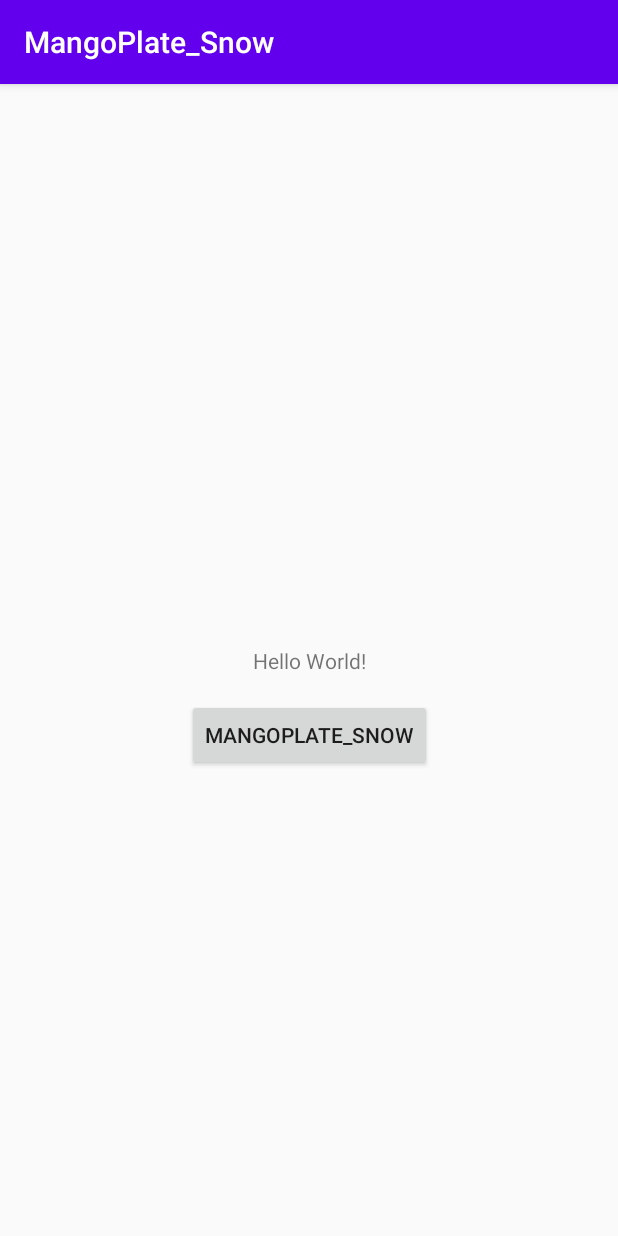
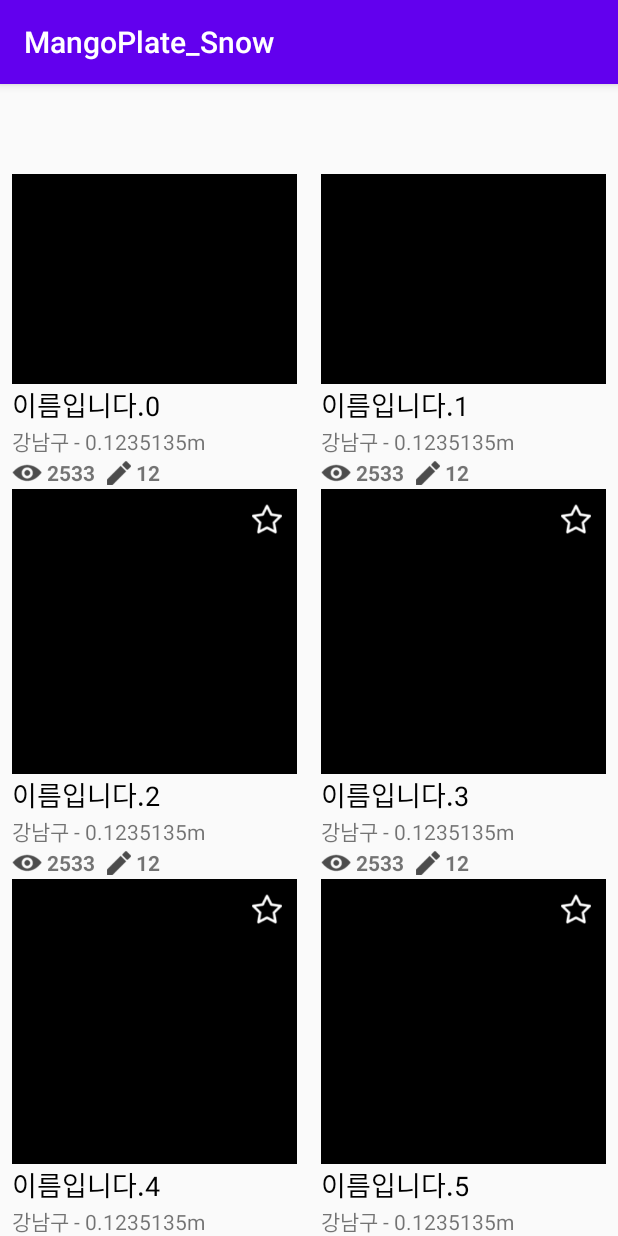
Before and after one commit to softsquared-summer/mangoplate_mock_android_snow, an Android app: the screen it shows after launch (MainActivity), on a phone screen of 412 x 824 dp. Run offline under Robolectric (Android 15) with nearby library versions, the phone set to English and light mode, and no system bars.

Commit message:
Main Activity 틀음식점 recycler view 구현

```diff
--- a/MangoPlate_Snow/app/build.gradle
+++ b/MangoPlate_Snow/app/build.gradle
@@ -38,4 +38,6 @@
     implementation("com.squareup.okhttp3:okhttp:4.0.1")
     // https://github.com/square/retrofit/tree/master/retrofit-converters/gson
     implementation 'com.squareup.retrofit2:converter-gson:2.4.0'
+    implementation 'androidx.recyclerview:recyclerview:1.0.0'
+    implementation 'androidx.cardview:cardview:1.0.0'
 }
--- a/MangoPlate_Snow/app/src/main/java/com/example/mangoplate_snow/src/main/MainActivity.java
+++ b/MangoPlate_Snow/app/src/main/java/com/example/mangoplate_snow/src/main/MainActivity.java
@@ -1,36 +1,61 @@
 package com.example.mangoplate_snow.src.main;
 
 import android.os.Bundle;
+import android.util.Log;
 import android.view.View;
 import android.widget.TextView;
 
 import androidx.annotation.Nullable;
+import androidx.recyclerview.widget.LinearLayoutManager;
+import androidx.recyclerview.widget.RecyclerView;
+import androidx.recyclerview.widget.StaggeredGridLayoutManager;
 
 import com.example.mangoplate_snow.R;
 import com.example.mangoplate_snow.src.BaseActivity;
 import com.example.mangoplate_snow.src.main.interfaces.MainActivityView;
 
+import java.util.ArrayList;
+
 public class MainActivity extends BaseActivity implements MainActivityView {
-    private TextView mTvHelloWorld;
+    private RestaurantsRecyclerAdapter mRestaurantsRecyclerAdapter;
+    private RecyclerView mRecyclerView;
+    ArrayList<Restaurant> restaurants = new ArrayList<>();
+
     @Override
     protected void onCreate(@Nullable Bundle savedInstanceState) {
         super.onCreate(savedInstanceState);
         setContentView(R.layout.activity_main);
 
-        mTvHelloWorld = findViewById(R.id.main_tv_hello_world);
+        initialize();
+
+        for(int i=0; i<20; i++){
+            restaurants.add(new Restaurant("이름입니다."+i, "강남구 - 0.1235135m",
+                    "2533", "12", "2.6"));
+        }
+        mRestaurantsRecyclerAdapter.notifyDataSetChanged();
+
+    }
+    private void initialize(){
+        mRecyclerView = findViewById(R.id.main_recyclerview_restaurant_list);
+
+        mRestaurantsRecyclerAdapter = new RestaurantsRecyclerAdapter(restaurants);
+        mRecyclerView.setAdapter(mRestaurantsRecyclerAdapter);
+
+//        LinearLayoutManager linearLayoutManager = new LinearLayoutManager(this);
+//        mRecyclerView.setLayoutManager(linearLayoutManager);
+        mRecyclerView.setLayoutManager(new StaggeredGridLayoutManager(2, StaggeredGridLayoutManager.VERTICAL));
     }
 
-    private void tryGetTest(){
-        showProgressDialog();
-
-        final MainService mainService = new MainService(this);
-        mainService.getTest();
-    }
+//    private void tryGetTest(){
+//        showProgressDialog();
+//
+//        final MainService mainService = new MainService(this);
+//        mainService.getTest();
+//    }
 
     @Override
     public void validateSuccess(String text) {
         hideProgressDialog();
-        mTvHelloWorld.setText(text);
     }
 
     @Override
@@ -38,13 +63,17 @@
         hideProgressDialog();
         showCustomToast(message == null || message.isEmpty() ? "네트워크 연결이 원활하지 않습니다." : message);
     }
-    public void customOnClick(View view){
-        switch (view.getId()){
-            case R.id.main_btn_hello_world:
-                tryGetTest();
-                break;
-            default:
-                break;
-        }
-    }
+
+//    public void customOnClick(View view){
+//        switch (view.getId()){
+//            case R.id.main_btn_hello_world:
+//                tryGetTest();
+//                break;
+//            default:
+//                break;
+//        }
+//    }
 }
+
+//recyclerview 구현 & adapter 설정
+//https://dev-imaec.tistory.com/27
--- /dev/null
+++ b/MangoPlate_Snow/app/src/main/java/com/example/mangoplate_snow/src/main/Restaurant.java
@@ -0,0 +1,77 @@
+package com.example.mangoplate_snow.src.main;
+
+import java.net.URL;
+
+public class Restaurant {
+    private String restaurantName;
+    private String districtAndDistance;
+    private String seeCounter;
+    private String reviewCounter;
+    //private URL restaurantImgUrl;
+    private String restaurantScore;
+    private boolean toggleWannago;
+
+    public Restaurant(String restaurantName, String districtAndDistance, String seeCounter, String reviewCounter, String restaurantScore) {
+        this.restaurantName = restaurantName;
+        this.districtAndDistance = districtAndDistance;
+        this.seeCounter = seeCounter;
+        this.reviewCounter = reviewCounter;
+       // this.restaurantImgUrl = restaurantImgUrl;
+        this.restaurantScore = restaurantScore;
+    }
+
+    public String getRestaurantName() {
+        return restaurantName;
+    }
+
+    public void setRestaurantName(String restaurantName) {
+        this.restaurantName = restaurantName;
+    }
+
+    public String getDistrictAndDistance() {
+        return districtAndDistance;
+    }
+
+    public void setDistrictAndDistance(String districtAndDistance) {
+        this.districtAndDistance = districtAndDistance;
+    }
+
+    public String getSeeCounter() {
+        return seeCounter;
+    }
+
+    public void setSeeCounter(String seeCounter) {
+        this.seeCounter = seeCounter;
+    }
+
+    public String getReviewCounter() {
+        return reviewCounter;
+    }
+
+    public void setReviewCounter(String reviewCounter) {
+        this.reviewCounter = reviewCounter;
+    }
+
+//    public URL getRestaurantImgUrl() {
+//        return restaurantImgUrl;
+//    }
+//
+//    public void setRestaurantImgUrl(URL restaurantImgUrl) {
+//        this.restaurantImgUrl = restaurantImgUrl;
+//    }
+
+    public String getRestaurantScore() {
+        return restaurantScore;
+    }
+
+    public void setRestaurantScore(String restaurantScore) {
+        this.restaurantScore = restaurantScore;
+    }
+    public boolean isToggleWannago() {
+        return toggleWannago;
+    }
+
+    public void setToggleWannago(boolean toggleWannago) {
+        this.toggleWannago = toggleWannago;
+    }
+}
--- /dev/null
+++ b/MangoPlate_Snow/app/src/main/java/com/example/mangoplate_snow/src/main/RestaurantsRecyclerAdapter.java
@@ -0,0 +1,69 @@
+package com.example.mangoplate_snow.src.main;
+
+import android.view.LayoutInflater;
+import android.view.View;
+import android.view.ViewGroup;
+import android.widget.ImageView;
+import android.widget.TextView;
+import android.widget.ToggleButton;
+
+import androidx.annotation.NonNull;
+import androidx.recyclerview.widget.RecyclerView;
+
+import com.example.mangoplate_snow.R;
+
+import java.util.ArrayList;
+
+public class RestaurantsRecyclerAdapter extends RecyclerView.Adapter<RestaurantsRecyclerAdapter.ItemViewHolder> {
+    private ArrayList<Restaurant> listData = new ArrayList<>();
+
+    public RestaurantsRecyclerAdapter(ArrayList<Restaurant> listData) {
+        this.listData = listData;
+    }
+
+    class ItemViewHolder extends RecyclerView.ViewHolder {
+        //private ImageView ivRestaurantMainImg;
+        private TextView tvRestaurantName, tvRestaurantDistrictAndDistance,
+                tvSeeCounter, tvReviewCounter, tvRestaurantScore;
+        private ToggleButton togglebtnWannago;
+
+        public ItemViewHolder(@NonNull View itemView) {
+            super(itemView);
+
+            //  ivRestaurantMainImg = itemView.findViewById(R.id.iv_restaurant_main_img);
+            tvRestaurantName = itemView.findViewById(R.id.tv_restaurant_name);
+            tvRestaurantDistrictAndDistance = itemView.findViewById(R.id.tv_restaurant_district_and_distance);
+            tvSeeCounter = itemView.findViewById(R.id.tv_see_counter);
+            tvReviewCounter = itemView.findViewById(R.id.tv_review_counter);
+            tvRestaurantScore = itemView.findViewById(R.id.tv_restaurant_score);
+            togglebtnWannago = itemView.findViewById(R.id.togglebtn_wanna_go);
+        }
+
+        void onBind(Restaurant restaurant) {
+//            ivRestaurantMainImg.setImageResource(aa);
+            tvRestaurantName.setText(restaurant.getRestaurantName());
+            tvRestaurantDistrictAndDistance.setText(restaurant.getDistrictAndDistance());
+            tvSeeCounter.setText(restaurant.getSeeCounter());
+            tvReviewCounter.setText(restaurant.getReviewCounter());
+            tvRestaurantScore.setText(restaurant.getRestaurantScore());
+            togglebtnWannago.setChecked(restaurant.isToggleWannago());
+        }
+    }
+
+    @NonNull
+    @Override
+    public ItemViewHolder onCreateViewHolder(@NonNull ViewGroup parent, int viewType) {
+        View view = LayoutInflater.from(parent.getContext()).inflate(R.layout.restaurant_main, parent, false);
+        return new ItemViewHolder(view);
+    }
+
+    @Override
+    public void onBindViewHolder(@NonNull ItemViewHolder holder, int position) {
+        holder.onBind(listData.get(position));
+    }
+
+    @Override
+    public int getItemCount() {
+        return listData.size();
+    }
+}
--- /dev/null
+++ b/MangoPlate_Snow/app/src/main/res/drawable/toggle_wanna_go_selector.xml
@@ -0,0 +1,7 @@
+<?xml version="1.0" encoding="utf-8"?>
+<selector xmlns:android="http://schemas.android.com/apk/res/android">
+    <item android:state_checked="false"
+        android:drawable="@drawable/icon_wanna_go_empty_star"/>
+    <item android:state_checked="true"
+        android:drawable="@drawable/icon_wanna_go_filled_star"/>
+</selector>
--- a/MangoPlate_Snow/app/src/main/res/layout/activity_main.xml
+++ b/MangoPlate_Snow/app/src/main/res/layout/activity_main.xml
@@ -4,28 +4,88 @@
     xmlns:tools="http://schemas.android.com/tools"
     android:layout_width="match_parent"
     android:layout_height="match_parent"
-    tools:context=".MainActivity">
+    tools:context=".src.main.MainActivity">
 
-    <TextView
-        android:id="@+id/main_tv_hello_world"
-        android:layout_width="wrap_content"
-        android:layout_height="wrap_content"
-        android:text="Hello World!"
+    <LinearLayout
+        android:id="@+id/main_linear_top_bar"
+        android:layout_width="match_parent"
+        android:layout_height="60dp"
         app:layout_constraintStart_toStartOf="parent"
         app:layout_constraintEnd_toEndOf="parent"
         app:layout_constraintTop_toTopOf="parent"
-        app:layout_constraintBottom_toBottomOf="parent"/>
+        android:orientation="horizontal">
 
-    <Button
-        android:id="@+id/main_btn_hello_world"
-        android:layout_width="wrap_content"
+    </LinearLayout>
+    <ScrollView
+        android:layout_width="match_parent"
         android:layout_height="wrap_content"
-        android:layout_marginTop="100dp"
-        android:onClick="customOnClick"
-        android:text="@string/app_name"
+        app:layout_constraintStart_toStartOf="parent"
+        app:layout_constraintEnd_toEndOf="parent"
+        app:layout_constraintTop_toTopOf="parent"
+        android:paddingTop="60dp">
+        <RelativeLayout
+            android:id="@+id/main_relatvie_for_recycleview"
+            android:layout_width="match_parent"
+            android:layout_height="wrap_content">
+            <ViewFlipper
+                android:id="@+id/main_auto_sliding_banner"
+                android:layout_width="match_parent"
+                android:layout_height="120dp"
+                android:layout_alignParentStart="true"
+                android:layout_alignParentEnd="true"
+                android:layout_alignParentTop="true"
+                android:background="@color/colorMainTheme"/>
+            <LinearLayout
+                android:id="@+id/main_linear_mid_bar"
+                android:layout_width="match_parent"
+                android:layout_height="60dp"
+                android:layout_below="@id/main_auto_sliding_banner"
+                android:orientation="horizontal"
+                android:layout_alignParentStart="true"
+                android:layout_alignParentEnd="true">
+                <TextView
+                    android:layout_width="match_parent"
+                    android:layout_height="match_parent"
+                    android:text="필터 부분"
+                    android:textSize="40dp"/>
+            </LinearLayout>
+            <ImageView
+                android:id="@+id/main_iv_ob_lager"
+                android:layout_width="match_parent"
+                android:layout_height="80dp"
+                android:layout_below="@id/main_linear_mid_bar"
+                android:background="#FF2255"/>
+
+            <androidx.recyclerview.widget.RecyclerView
+                android:id="@+id/main_recyclerview_restaurant_list"
+                android:layout_width="match_parent"
+                android:layout_height="wrap_content"
+                android:clipToPadding="false"
+                android:paddingTop="10dp"
+                android:paddingBottom="10dp"
+                android:layout_alignParentStart="true"
+                android:layout_alignParentEnd="true"
+                android:layout_below="@id/main_iv_ob_lager"/>
+            <LinearLayout
+                android:layout_width="match_parent"
+                android:layout_height="70dp"
+                android:layout_below="@id/main_recyclerview_restaurant_list"
+                android:layout_marginBottom="10dp"
+                android:background="@color/colorMainTheme"
+                android:layout_alignParentStart="true"
+                android:layout_alignParentEnd="true">
+
+            </LinearLayout>
+        </RelativeLayout>
+    </ScrollView>
+    <LinearLayout
+        android:id="@+id/main_linear_bottom_bar"
+        android:layout_width="match_parent"
+        android:layout_height="60dp"
         app:layout_constraintStart_toStartOf="parent"
         app:layout_constraintEnd_toEndOf="parent"
         app:layout_constraintBottom_toBottomOf="parent"
-        app:layout_constraintTop_toTopOf="parent"/>
+        android:orientation="horizontal">
 
+    </LinearLayout>
 </androidx.constraintlayout.widget.ConstraintLayout>
--- /dev/null
+++ b/MangoPlate_Snow/app/src/main/res/layout/restaurant_main.xml
@@ -0,0 +1,112 @@
+<?xml version="1.0" encoding="utf-8"?>
+<LinearLayout xmlns:android="http://schemas.android.com/apk/res/android"
+    xmlns:app="http://schemas.android.com/apk/res-auto"
+    android:orientation="vertical"
+    android:layout_width="match_parent"
+    android:layout_height="260dp">
+    <RelativeLayout
+        android:layout_width="190dp"
+        android:layout_height="260dp"
+        android:layout_gravity="center">
+        <FrameLayout
+            android:id="@+id/frame_restaurant_img_and_togglebtn"
+            android:layout_width="match_parent"
+            android:layout_height="190dp">
+            <ImageView
+                android:id="@+id/iv_restaurant_main_img"
+                android:layout_width="match_parent"
+                android:layout_height="match_parent"
+                android:background="#000000"/>
+            <ToggleButton
+                android:id="@+id/togglebtn_wanna_go"
+                android:layout_width="20dp"
+                android:layout_height="20dp"
+                android:background="@drawable/toggle_wanna_go_selector"
+                android:textOn=""
+                android:textOff=""
+                android:layout_gravity="end"
+                android:layout_marginEnd="10dp"
+                android:layout_marginTop="10dp"/>
+        </FrameLayout>
+        <androidx.constraintlayout.widget.ConstraintLayout
+            android:layout_width="match_parent"
+            android:layout_height="0dp"
+            android:layout_below="@id/frame_restaurant_img_and_togglebtn"
+            android:layout_alignParentBottom="true"
+            android:layout_alignParentStart="true"
+            android:layout_alignParentEnd="true">
+            <TextView
+                android:id="@+id/tv_restaurant_name"
+                android:layout_width="wrap_content"
+                android:layout_height="0dp"
+                android:ellipsize="end"
+                android:gravity="center_vertical"
+                android:maxLines="1"
+                android:text="wefaswefwefwefwe,m,mfwefw"
+                android:textColor="#000000"
+                android:textSize="18dp"
+                app:layout_constraintStart_toStartOf="parent"
+                app:layout_constraintTop_toTopOf="parent"/>
+            <TextView
+                android:id="@+id/tv_restaurant_district_and_distance"
+                android:layout_width="wrap_content"
+                android:layout_height="0dp"
+                android:gravity="center_vertical"
+                app:layout_constraintTop_toBottomOf="@id/tv_restaurant_name"
+                app:layout_constraintStart_toStartOf="parent"
+                android:text="강남구" />
+            <LinearLayout
+                android:id="@+id/linear_see_and_review_count"
+                android:layout_width="match_parent"
+                android:layout_height="0dp"
+                android:layout_weight="1"
+                android:orientation="horizontal"
+                app:layout_constraintTop_toBottomOf="@id/tv_restaurant_district_and_distance"
+                app:layout_constraintBottom_toBottomOf="parent"
+                app:layout_constraintStart_toStartOf="parent">
+                <ImageView
+                    android:id="@+id/iv_icon_see_counter"
+                    android:layout_width="20dp"
+                    android:layout_height="20dp"
+                    android:layout_gravity="center_vertical"
+                    android:background="@drawable/icon_see_counter" />
+                <TextView
+                    android:id="@+id/tv_see_counter"
+                    android:layout_width="wrap_content"
+                    android:layout_height="match_parent"
+                    android:layout_marginStart="3dp"
+                    android:textStyle="bold"
+                    android:layout_gravity="center"
+                    android:gravity="center"/>
+                <ImageView
+                    android:id="@+id/iv_icon_review_counter"
+                    android:layout_width="16dp"
+                    android:layout_height="16dp"
+                    android:layout_gravity="center_vertical"
+                    android:layout_marginStart="8dp"
+                    android:background="@drawable/icon_review_counter"
+                    android:gravity="center" />
+                <TextView
+                    android:id="@+id/tv_review_counter"
+                    android:layout_width="wrap_content"
+                    android:layout_height="match_parent"
+                    android:layout_marginStart="3dp"
+                    android:textStyle="bold"
+                    android:layout_gravity="center"
+                    android:gravity="center"/>
+            </LinearLayout>
+            <TextView
+                android:id="@+id/tv_restaurant_score"
+                android:layout_width="0dp"
+                android:layout_height="match_parent"
+                android:gravity="center"
+                android:textSize="25dp"
+                android:text="4.5"
+                android:visibility="gone"
+                app:layout_constraintEnd_toEndOf="parent"
+                app:layout_constraintTop_toTopOf="parent"
+                app:layout_constraintBottom_toBottomOf="parent"/>
+<!--        </LinearLayout>-->
+        </androidx.constraintlayout.widget.ConstraintLayout>
+    </RelativeLayout>
+</LinearLayout>
--- a/MangoPlate_Snow/app/src/main/res/values/colors.xml
+++ b/MangoPlate_Snow/app/src/main/res/values/colors.xml
@@ -3,4 +3,5 @@
     <color name="colorPrimary">#6200EE</color>
     <color name="colorPrimaryDark">#3700B3</color>
     <color name="colorAccent">#03DAC5</color>
+    <color name="colorMainTheme">#FF7101</color>
 </resources>
--- /dev/null
+++ b/MangoPlate_Snow/app/src/main/res/xml/network_security_config.xml
@@ -0,0 +1,5 @@
+<?xml version="1.0" encoding="utf-8"?>
+<network-security-config>
+    <base-config cleartextTrafficPermitted="true" />
+    <!--<base-config cleartextTrafficPermitted="false" />-->
+</network-security-config>
```
Also changed, not shown: MangoPlate_Snow/app/src/main/AndroidManifest.xml (+4 -4 lines), MangoPlate_Snow/app/src/main/res/drawable-v24/icon_review_counter.png (added), MangoPlate_Snow/app/src/main/res/drawable-v24/icon_see_counter.png (added), MangoPlate_Snow/app/src/main/res/drawable-v24/icon_wanna_go_empty_star.png (added), MangoPlate_Snow/app/src/main/res/drawable-v24/icon_wanna_go_filled_star.png (added).
